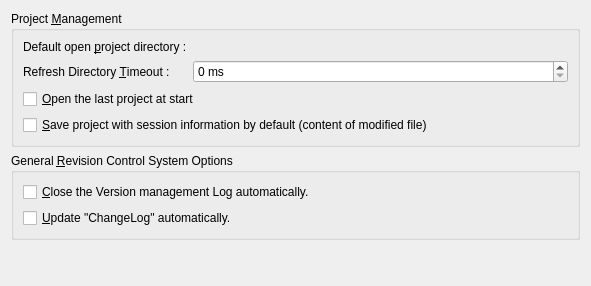
Before: the Qt Designer form xinx/customdialog/ui/customproject.ui in phoenix741/xinx, drawn with Qt 5.
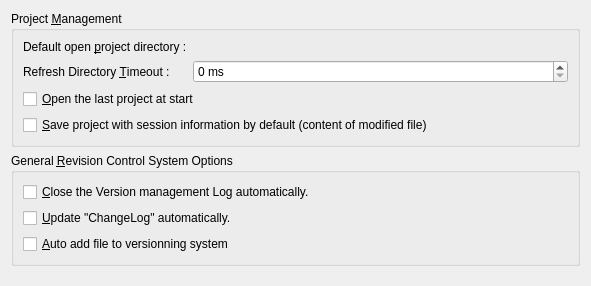
After: the same form once the commit is applied. Custom widgets are drawn as their Qt base class.

Patch:
```diff
--- a/xinx/customdialog/ui/customproject.ui
+++ b/xinx/customdialog/ui/customproject.ui
@@ -130,6 +130,13 @@
         </property>
        </widget>
       </item>
+      <item row="2" column="0" colspan="2">
+       <widget class="QCheckBox" name="m_autoAddFileChk">
+        <property name="text">
+         <string>&amp;Auto add file to versionning system</string>
+        </property>
+       </widget>
+      </item>
      </layout>
     </widget>
    </item>
```
Left out of the diff: 5 changed lines with no effect on the pictures.
